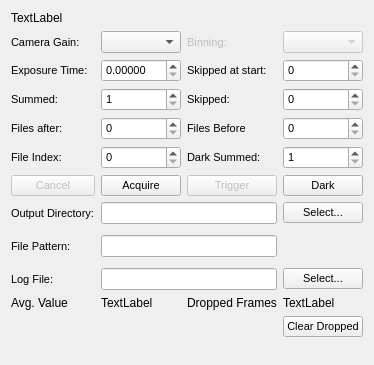
guyjennings/qxrd, file source/qxrdacquiredialog.ui: the form before one commit.
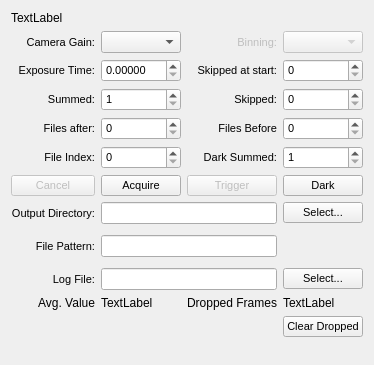
The form after the commit. Custom widgets are drawn as their Qt base class.

Commit message: Right aligned some text labels, rearranged masking dialog

The edit to the form file:
```diff
--- a/source/qxrdacquiredialog.ui
+++ b/source/qxrdacquiredialog.ui
@@ -28,6 +28,9 @@
      <property name="text">
       <string>Camera Gain:</string>
      </property>
+     <property name="alignment">
+      <set>Qt::AlignRight|Qt::AlignTrailing|Qt::AlignVCenter</set>
+     </property>
     </widget>
    </item>
    <item row="1" column="1">
@@ -62,6 +65,9 @@
      <property name="text">
       <string>Binning:</string>
      </property>
+     <property name="alignment">
+      <set>Qt::AlignRight|Qt::AlignTrailing|Qt::AlignVCenter</set>
+     </property>
     </widget>
    </item>
    <item row="1" column="3">
@@ -96,6 +102,9 @@
      <property name="text">
       <string>Exposure Time:</string>
      </property>
+     <property name="alignment">
+      <set>Qt::AlignRight|Qt::AlignTrailing|Qt::AlignVCenter</set>
+     </property>
     </widget>
    </item>
    <item row="2" column="1">
@@ -137,6 +146,9 @@
      <property name="text">
       <string>Skipped at start:</string>
      </property>
+     <property name="alignment">
+      <set>Qt::AlignRight|Qt::AlignTrailing|Qt::AlignVCenter</set>
+     </property>
     </widget>
    </item>
    <item row="2" column="3">
@@ -180,6 +192,9 @@
      <property name="text">
       <string>Summed:</string>
      </property>
+     <property name="alignment">
+      <set>Qt::AlignRight|Qt::AlignTrailing|Qt::AlignVCenter</set>
+     </property>
     </widget>
    </item>
    <item row="3" column="1">
@@ -221,6 +236,9 @@
      <property name="text">
       <string>Skipped:</string>
      </property>
+     <property name="alignment">
+      <set>Qt::AlignRight|Qt::AlignTrailing|Qt::AlignVCenter</set>
+     </property>
     </widget>
    </item>
    <item row="3" column="3">
@@ -265,6 +283,9 @@
      <property name="text">
       <string>Files after:</string>
      </property>
+     <property name="alignment">
+      <set>Qt::AlignRight|Qt::AlignTrailing|Qt::AlignVCenter</set>
+     </property>
     </widget>
    </item>
    <item row="4" column="1">
@@ -309,6 +330,9 @@
      <property name="text">
       <string>Files Before</string>
      </property>
+     <property name="alignment">
+      <set>Qt::AlignRight|Qt::AlignTrailing|Qt::AlignVCenter</set>
+     </property>
     </widget>
    </item>
    <item row="4" column="3">
@@ -356,6 +380,9 @@
      <property name="text">
       <string>File Index:</string>
      </property>
+     <property name="alignment">
+      <set>Qt::AlignRight|Qt::AlignTrailing|Qt::AlignVCenter</set>
+     </property>
     </widget>
    </item>
    <item row="5" column="1">
@@ -394,6 +421,9 @@
      <property name="text">
       <string>Dark Summed:</string>
      </property>
+     <property name="alignment">
+      <set>Qt::AlignRight|Qt::AlignTrailing|Qt::AlignVCenter</set>
+     </property>
     </widget>
    </item>
    <item row="5" column="3">
@@ -528,6 +558,9 @@
      <property name="text">
       <string>Output Directory:</string>
      </property>
+     <property name="alignment">
+      <set>Qt::AlignRight|Qt::AlignTrailing|Qt::AlignVCenter</set>
+     </property>
     </widget>
    </item>
    <item row="7" column="1" colspan="2">
@@ -578,6 +611,9 @@
      <property name="text">
       <string>File Pattern:</string>
      </property>
+     <property name="alignment">
+      <set>Qt::AlignRight|Qt::AlignTrailing|Qt::AlignVCenter</set>
+     </property>
     </widget>
    </item>
    <item row="8" column="1" colspan="2">
@@ -626,6 +662,9 @@
      <property name="text">
       <string>Log File:</string>
      </property>
+     <property name="alignment">
+      <set>Qt::AlignRight|Qt::AlignTrailing|Qt::AlignVCenter</set>
+     </property>
     </widget>
    </item>
    <item row="9" column="1" colspan="2">
@@ -670,6 +709,9 @@
      <property name="text">
       <string>Avg. Value</string>
      </property>
+     <property name="alignment">
+      <set>Qt::AlignRight|Qt::AlignTrailing|Qt::AlignVCenter</set>
+     </property>
     </widget>
    </item>
    <item row="10" column="1">
@@ -684,6 +726,9 @@
      <property name="text">
       <string>Dropped Frames</string>
      </property>
+     <property name="alignment">
+      <set>Qt::AlignRight|Qt::AlignTrailing|Qt::AlignVCenter</set>
+     </property>
     </widget>
    </item>
    <item row="10" column="3">
```
The commit also changes 3 other files.
